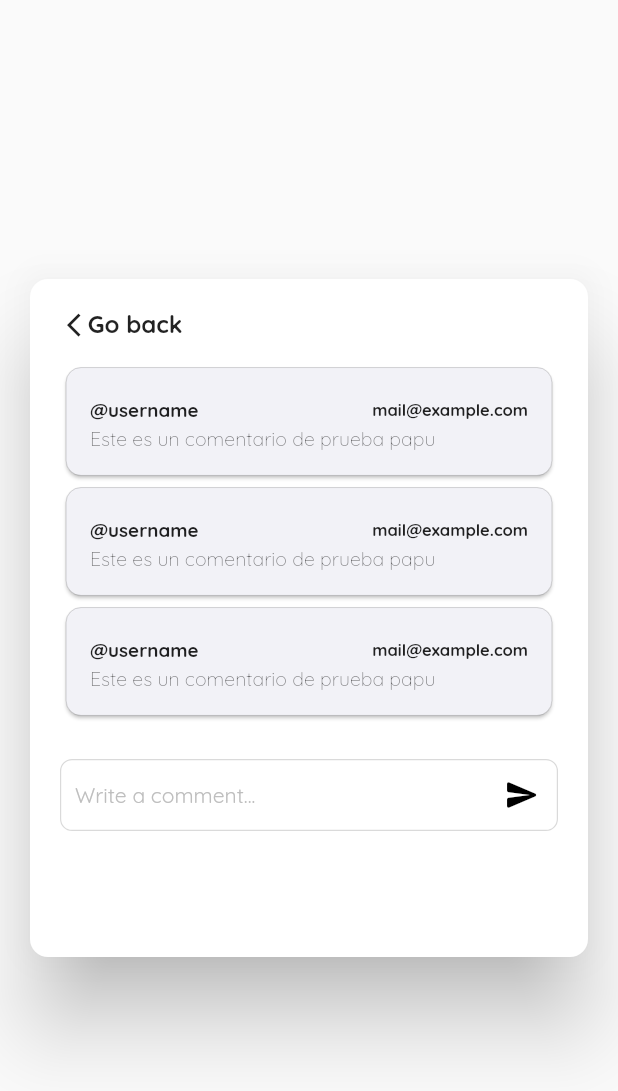
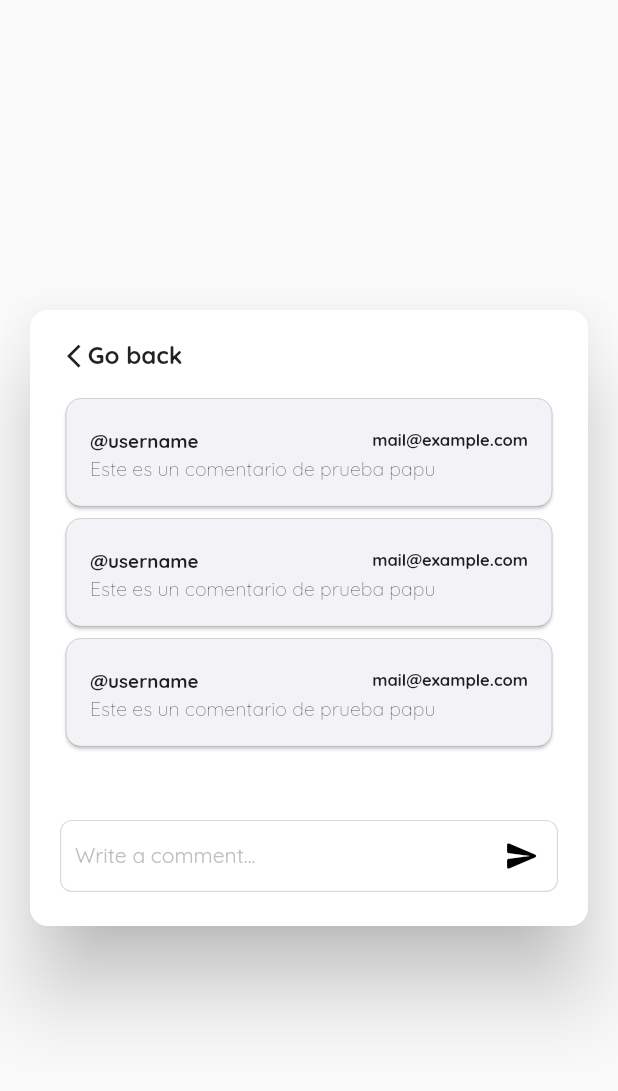
Before and after one commit to Christgrant98/ai-fish-aquarium, a Flutter app: the PezDetailsModalView widget shown alone on an empty page, opened directly with sample values from the repository, after a tap on "see comments", on a phone screen of 412 x 824 dp. Shown: the top 1091 px of the screen. Run offline on Flutter 3.47's test engine with Material 2 defaults, Android fonts, the phone set to English and light mode, and no system bars; our stand-ins replace blurrycontainer, camera, carousel_slider, go_router, google_fonts, google_nav_bar and 3 more; missing offline and left inert: google_mlkit_image_labeling, langchain, langchain_openai; accounts and stored records are empty.

Commit message:
before chg approx

```diff
--- a/lib/src/utils/widgets/pez_details_modal_view.dart
+++ b/lib/src/utils/widgets/pez_details_modal_view.dart
@@ -34,14 +34,12 @@ class _PezDetailsModalViewState extends State<PezDetailsModalView> {
     double screenHeight = MediaQuery.of(context).size.height;
     double screenWidth = MediaQuery.of(context).size.width;
     return AlertDialog(
-      shape: RoundedRectangleBorder(
-        borderRadius: BorderRadius.circular(12),
-      ),
-      contentPadding: EdgeInsets.all(20),
-      insetPadding: EdgeInsets.all(20),
-      content: Container(
+      shape: RoundedRectangleBorder(borderRadius: BorderRadius.circular(12)),
+      contentPadding: const EdgeInsets.all(20),
+      insetPadding: const EdgeInsets.all(20),
+      content: SizedBox(
         height:
-            step == StepView.initial ? screenHeight * 0.6 : screenHeight * 0.5,
+            step == StepView.initial ? screenHeight * 0.6 : screenHeight * 0.45,
         width: screenWidth * 0.9,
         child: _buildFishModalContent(),
       ),
@@ -49,6 +47,8 @@ class _PezDetailsModalViewState extends State<PezDetailsModalView> {
   }
 
   Widget _buildFishModalContent() {
+    final currentUser = Provider.of<UserProvider>(context, listen: false).user!;
+
     if (StepView.initial == step) {
       return Stack(
         children: [
@@ -98,14 +98,17 @@ class _PezDetailsModalViewState extends State<PezDetailsModalView> {
           ),
           const SizedBox(height: 15),
           _buildCommentBoxSection(),
+          const SizedBox(height: 20),
+          CommentFormField(
+            controller: commentController,
+            actionSend: () => _addCommentToPez(user: currentUser),
+          ),
         ],
       ));
     }
   }
 
   Widget _buildCommentBoxSection() {
-    final currentUser = Provider.of<UserProvider>(context, listen: false).user!;
-
     return Column(
       children: [
         SizedBox(
@@ -119,10 +122,6 @@ class _PezDetailsModalViewState extends State<PezDetailsModalView> {
           ),
         ),
         const SizedBox(height: 15),
-        CommentFormField(
-          controller: commentController,
-          actionSend: () => _addCommentToPez(user: currentUser),
-        ),
       ],
     );
   }
```
Also changed, not shown: lib/src/utils/widgets/card_carousel_image.dart (+10 -2 lines).
